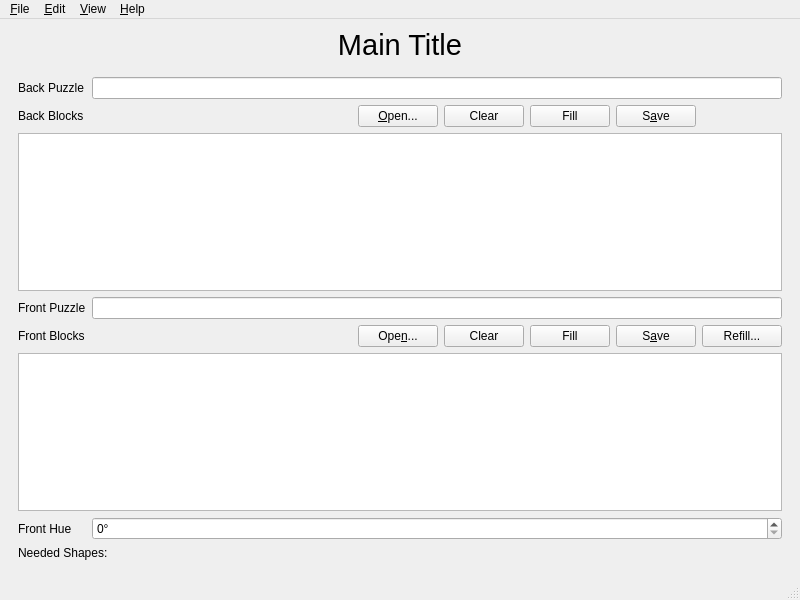
donkirkby/four-letter-blocks, file four_letter_blocks/main_window.ui: the form before one commit.
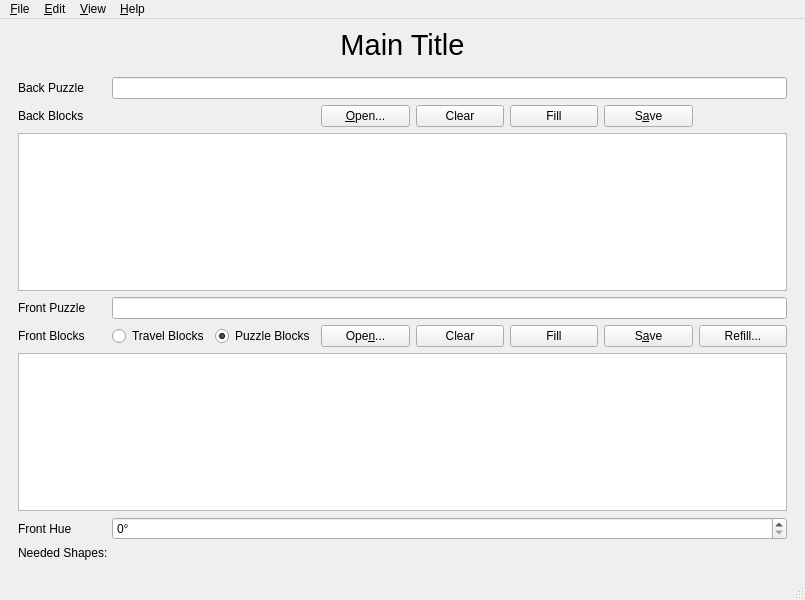
The form after the commit. The open tabs and pages were chosen to show the change. Custom widgets are drawn as their Qt base class.

```diff
--- a/four_letter_blocks/main_window.ui
+++ b/four_letter_blocks/main_window.ui
@@ -6,7 +6,7 @@
    <rect>
     <x>0</x>
     <y>0</y>
-    <width>800</width>
+    <width>805</width>
     <height>600</height>
    </rect>
   </property>
@@ -103,32 +103,67 @@
       </widget>
       <widget class="QWidget" name="pair_tab">
        <layout class="QGridLayout" name="gridLayout_2">
-        <item row="9" column="3">
-         <widget class="QPushButton" name="front_clear_button">
+        <item row="13" column="0" colspan="8">
+         <widget class="QLabel" name="needed_shapes_label">
           <property name="text">
-           <string>Clear</string>
+           <string>Needed Shapes:</string>
           </property>
          </widget>
         </item>
-        <item row="9" column="2">
-         <widget class="QPushButton" name="front_open_button">
+        <item row="5" column="6">
+         <widget class="QPushButton" name="back_save_button">
           <property name="text">
-           <string>Ope&amp;n...</string>
+           <string>S&amp;ave</string>
           </property>
          </widget>
         </item>
-        <item row="5" column="1">
-         <spacer name="horizontal_spacer">
-          <property name="orientation">
-           <enum>Qt::Horizontal</enum>
+        <item row="9" column="5">
+         <widget class="QPushButton" name="front_fill_button">
+          <property name="text">
+           <string>Fill</string>
           </property>
-          <property name="sizeHint" stdset="0">
-           <size>
-            <width>40</width>
-            <height>20</height>
-           </size>
+         </widget>
+        </item>
+        <item row="2" column="1" colspan="7">
+         <widget class="QLineEdit" name="back_name">
+          <property name="focusPolicy">
+           <enum>Qt::ClickFocus</enum>
           </property>
-         </spacer>
+          <property name="readOnly">
+           <bool>true</bool>
+          </property>
+         </widget>
+        </item>
+        <item row="7" column="0">
+         <widget class="QLabel" name="front_label">
+          <property name="text">
+           <string>Front Puzzle</string>
+          </property>
+         </widget>
+        </item>
+        <item row="11" column="0">
+         <widget class="QLabel" name="front_hue_label">
+          <property name="text">
+           <string>Front Hue</string>
+          </property>
+         </widget>
+        </item>
+        <item row="11" column="1" colspan="7">
+         <widget class="QSpinBox" name="front_hue">
+          <property name="suffix">
+           <string>°</string>
+          </property>
+          <property name="maximum">
+           <number>360</number>
+          </property>
+         </widget>
+        </item>
+        <item row="9" column="7">
+         <widget class="QPushButton" name="front_refill_button">
+          <property name="text">
+           <string>Refill...</string>
+          </property>
+         </widget>
         </item>
         <item row="5" column="0">
          <widget class="QLabel" name="back_blocks_label">
@@ -137,9 +172,50 @@
           </property>
          </widget>
         </item>
-        <item row="6" column="0" colspan="7">
+        <item row="10" column="0" colspan="8">
+         <widget class="QPlainTextEdit" name="front_blocks_text"/>
+        </item>
+        <item row="9" column="3">
+         <widget class="QPushButton" name="front_open_button">
+          <property name="text">
+           <string>Ope&amp;n...</string>
+          </property>
+         </widget>
+        </item>
+        <item row="9" column="4">
+         <widget class="QPushButton" name="front_clear_button">
+          <property name="text">
+           <string>Clear</string>
+          </property>
+         </widget>
+        </item>
+        <item row="6" column="0" colspan="8">
          <widget class="QPlainTextEdit" name="back_blocks_text"/>
         </item>
+        <item row="9" column="1">
+         <widget class="QRadioButton" name="is_pair_travel_blocks">
+          <property name="text">
+           <string>Travel Blocks</string>
+          </property>
+          <property name="checked">
+           <bool>false</bool>
+          </property>
+         </widget>
+        </item>
+        <item row="2" column="0">
+         <widget class="QLabel" name="back_label">
+          <property name="text">
+           <string>Back Puzzle</string>
+          </property>
+         </widget>
+        </item>
+        <item row="5" column="5">
+         <widget class="QPushButton" name="back_fill_button">
+          <property name="text">
+           <string>Fill</string>
+          </property>
+         </widget>
+        </item>
         <item row="9" column="0">
          <widget class="QLabel" name="front_blocks_label">
           <property name="text">
@@ -147,97 +223,28 @@
           </property>
          </widget>
         </item>
-        <item row="13" column="0" colspan="7">
-         <widget class="QLabel" name="needed_shapes_label">
-          <property name="text">
-           <string>Needed Shapes:</string>
-          </property>
-         </widget>
-        </item>
-        <item row="5" column="2">
+        <item row="5" column="3">
          <widget class="QPushButton" name="back_open_button">
           <property name="text">
            <string>&amp;Open...</string>
           </property>
          </widget>
         </item>
-        <item row="5" column="3">
+        <item row="5" column="4">
          <widget class="QPushButton" name="back_clear_button">
           <property name="text">
            <string>Clear</string>
           </property>
          </widget>
         </item>
-        <item row="7" column="0">
-         <widget class="QLabel" name="front_label">
-          <property name="text">
-           <string>Front Puzzle</string>
-          </property>
-         </widget>
-        </item>
-        <item row="9" column="4">
-         <widget class="QPushButton" name="front_fill_button">
-          <property name="text">
-           <string>Fill</string>
-          </property>
-         </widget>
-        </item>
-        <item row="2" column="0">
-         <widget class="QLabel" name="back_label">
-          <property name="text">
-           <string>Back Puzzle</string>
-          </property>
-         </widget>
-        </item>
-        <item row="9" column="5">
-         <widget class="QPushButton" name="front_save_button">
-          <property name="text">
-           <string>S&amp;ave</string>
-          </property>
-         </widget>
-        </item>
         <item row="9" column="6">
-         <widget class="QPushButton" name="front_refill_button">
-          <property name="text">
-           <string>Refill...</string>
-          </property>
-         </widget>
-        </item>
-        <item row="5" column="4">
-         <widget class="QPushButton" name="back_fill_button">
-          <property name="text">
-           <string>Fill</string>
-          </property>
-         </widget>
-        </item>
-        <item row="5" column="5">
-         <widget class="QPushButton" name="back_save_button">
+         <widget class="QPushButton" name="front_save_button">
           <property name="text">
            <string>S&amp;ave</string>
           </property>
          </widget>
         </item>
-        <item row="11" column="0">
-         <widget class="QLabel" name="front_hue_label">
-          <property name="text">
-           <string>Front Hue</string>
-          </property>
-         </widget>
-        </item>
-        <item row="10" column="0" colspan="7">
-         <widget class="QPlainTextEdit" name="front_blocks_text"/>
-        </item>
-        <item row="2" column="1" colspan="6">
-         <widget class="QLineEdit" name="back_name">
-          <property name="focusPolicy">
-           <enum>Qt::ClickFocus</enum>
-          </property>
-          <property name="readOnly">
-           <bool>true</bool>
-          </property>
-         </widget>
-        </item>
-        <item row="7" column="1" colspan="6">
+        <item row="7" column="1" colspan="7">
          <widget class="QLineEdit" name="front_name">
           <property name="focusPolicy">
            <enum>Qt::ClickFocus</enum>
@@ -247,16 +254,29 @@
           </property>
          </widget>
         </item>
-        <item row="11" column="1" colspan="6">
-         <widget class="QSpinBox" name="front_hue">
-          <property name="suffix">
-           <string>°</string>
+        <item row="9" column="2">
+         <widget class="QRadioButton" name="is_pair_puzzle_blocks">
+          <property name="text">
+           <string>Puzzle Blocks</string>
           </property>
-          <property name="maximum">
-           <number>360</number>
+          <property name="checked">
+           <bool>true</bool>
           </property>
          </widget>
         </item>
+        <item row="5" column="1" colspan="2">
+         <spacer name="horizontal_spacer">
+          <property name="orientation">
+           <enum>Qt::Horizontal</enum>
+          </property>
+          <property name="sizeHint" stdset="0">
+           <size>
+            <width>40</width>
+            <height>20</height>
+           </size>
+          </property>
+         </spacer>
+        </item>
        </layout>
       </widget>
       <widget class="QWidget" name="set_tab">
@@ -428,7 +448,7 @@
     <rect>
      <x>0</x>
      <y>0</y>
-     <width>800</width>
+     <width>805</width>
      <height>22</height>
     </rect>
    </property>
```
Left out of the diff: 6 changed lines with no effect on the pictures.
